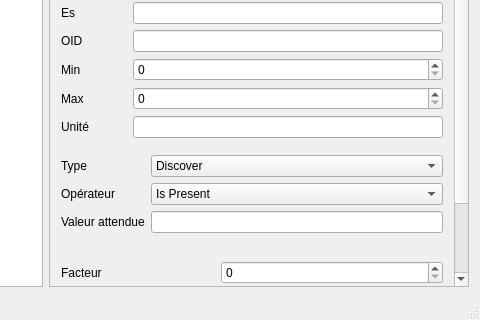
Qt form mainwindow.ui (BriceDucardonnoy/EasyWcmDriverCreator) before a commit; both pictures show x 668 to 1148 and y 580 to 900 of the 1148 by 900 pixel window.
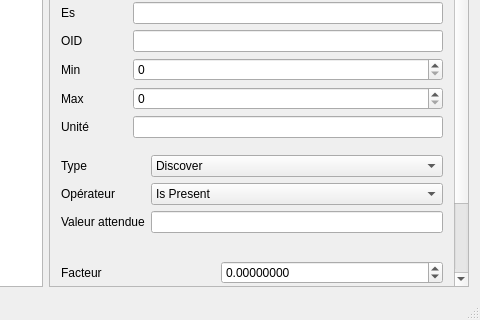
The same form after that commit. Icons and pictures are not drawn.

Diff of the .ui file:
```diff
--- a/mainwindow.ui
+++ b/mainwindow.ui
@@ -71,7 +71,7 @@
        <property name="geometry">
         <rect>
          <x>0</x>
-         <y>0</y>
+         <y>-424</y>
          <width>443</width>
          <height>1065</height>
         </rect>
@@ -547,9 +547,6 @@
                </property>
               </widget>
              </item>
-             <item row="2" column="1">
-              <widget class="QSpinBox" name="factorLineEdit"/>
-             </item>
              <item row="3" column="0">
               <widget class="QLabel" name="precisionLabel">
                <property name="text">
@@ -574,6 +571,19 @@
                </property>
               </widget>
              </item>
+             <item row="2" column="1">
+              <widget class="QDoubleSpinBox" name="factorLineEdit">
+               <property name="decimals">
+                <number>8</number>
+               </property>
+               <property name="minimum">
+                <double>-100.000000000000000</double>
+               </property>
+               <property name="maximum">
+                <double>100.000000000000000</double>
+               </property>
+              </widget>
+             </item>
             </layout>
            </item>
           </layout>
```
Left out of the diff: 6 changed lines with no effect on the pictures.
